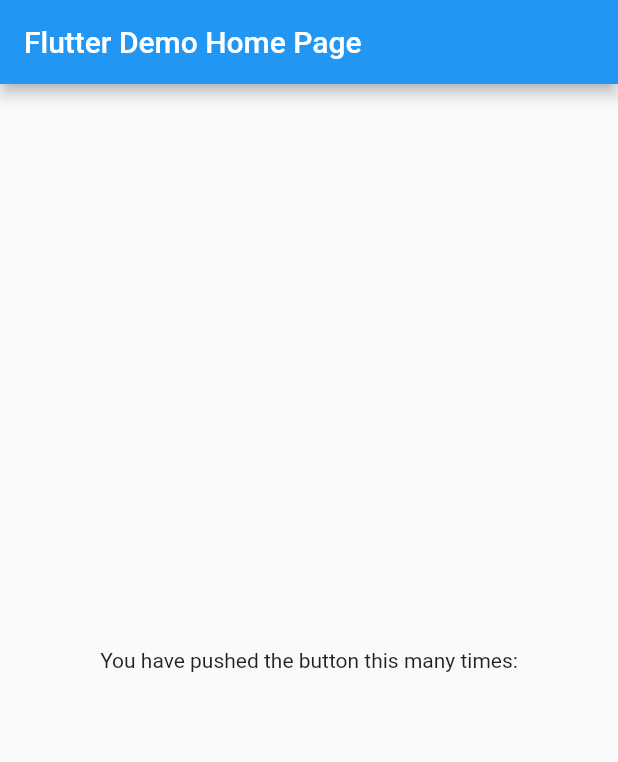
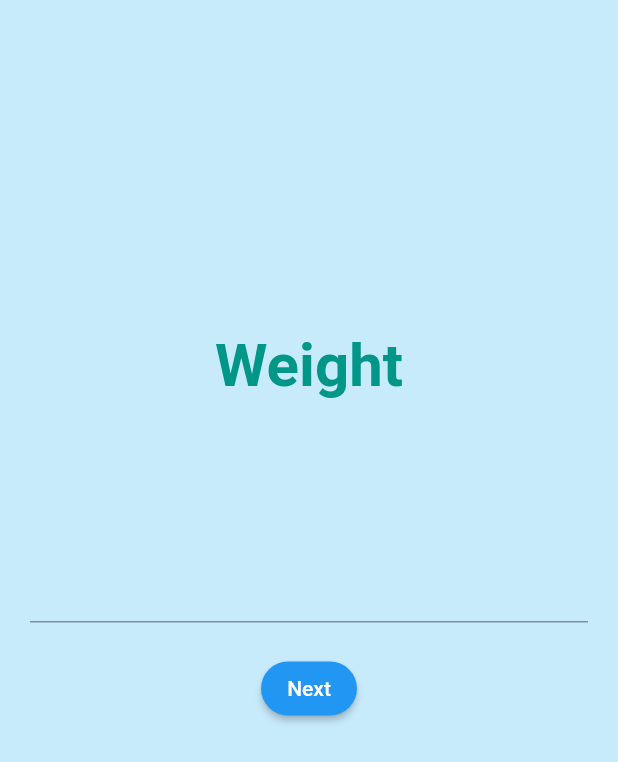
Before and after one commit to codewithumar/water_reminder_app, a Flutter app: the screen it shows after launch, on a phone screen of 412 x 824 dp. Shown: the top 762 px of the screen. Run offline on Flutter 3.47's test engine with Material 2 defaults, Android fonts, the phone set to English and light mode, and no system bars; our stand-ins replace cloud_firestore, firebase_auth, firebase_core, fluttertoast, shared_preferences; accounts and stored records are empty.

Commit message:
TVv6V17G

```diff
--- a/lib/main.dart
+++ b/lib/main.dart
@@ -1,8 +1,19 @@
+import 'package:firebase_core/firebase_core.dart';
 import 'package:flutter/material.dart';
+import 'package:shared_preferences/shared_preferences.dart';
 
-void main() {
+import 'package:water_reminder_app/screens/splash.dart';
+
+int? isviewed;
+Future<void> main() async {
+  WidgetsFlutterBinding.ensureInitialized();
+  await Firebase.initializeApp();
+  SharedPreferences prefs = await SharedPreferences.getInstance();
+  isviewed = prefs.getInt('onBoard');
   runApp(const MyApp());
 }
+
+bool newuser = true;
 
 class MyApp extends StatelessWidget {
   const MyApp({Key? key}) : super(key: key);
@@ -10,41 +21,11 @@
   @override
   Widget build(BuildContext context) {
     return MaterialApp(
-      title: 'Flutter Demo',
+      debugShowCheckedModeBanner: false,
       theme: ThemeData(
         primarySwatch: Colors.blue,
       ),
-      home: const MyHomePage(title: 'Flutter Demo Home Page'),
+      home: const SplashScreen(),
     );
   }
 }
-
-class MyHomePage extends StatefulWidget {
-  const MyHomePage({Key? key, required this.title}) : super(key: key);
-
-  final String title;
-
-  @override
-  State<MyHomePage> createState() => _MyHomePageState();
-}
-
-class _MyHomePageState extends State<MyHomePage> {
-  @override
-  Widget build(BuildContext context) {
-    return Scaffold(
-      appBar: AppBar(
-        title: Text(widget.title),
-      ),
-      body: Center(
-        child: Column(
-          mainAxisAlignment: MainAxisAlignment.center,
-          children: const <Widget>[
-            Text(
-              'You have pushed the button this many times:',
-            ),
-          ],
-        ),
-      ),
-    );
-  }
-}
--- /dev/null
+++ b/lib/screens/weight_onboarding_1.dart
@@ -0,0 +1,85 @@
+import 'package:flutter/material.dart';
+
+import 'package:water_reminder_app/screens/gender_onboarding_2.dart';
+
+class WeightOnBoarding extends StatefulWidget {
+  const WeightOnBoarding({Key? key}) : super(key: key);
+  @override
+  State<WeightOnBoarding> createState() => _WeightOnBoardingState();
+}
+
+class _WeightOnBoardingState extends State<WeightOnBoarding> {
+  TextEditingController weightcontroller = TextEditingController();
+  String weight = '';
+  final _formkey = GlobalKey<FormState>();
+  @override
+  Widget build(BuildContext context) {
+    return Scaffold(
+      body: Form(
+        key: _formkey,
+        child: Container(
+          decoration: const BoxDecoration(
+            color: Color.fromARGB(255, 200, 235, 252),
+          ),
+          padding: const EdgeInsets.all(20),
+          child: Center(
+            child: Column(
+              // crossAxisAlignment: CrossAxisAlignment.start,
+              mainAxisAlignment: MainAxisAlignment.start,
+              children: [
+                const SizedBox(height: 200),
+                const Text(
+                  'Weight',
+                  textAlign: TextAlign.center,
+                  style: TextStyle(
+                      fontSize: 40,
+                      fontWeight: FontWeight.bold,
+                      color: Colors.teal),
+                ),
+                const SizedBox(height: 100),
+                TextFormField(
+                    validator: (value) {
+                      if (value == null || value.isEmpty) {
+                        return 'Please enter some Weight';
+                      } else if (int.parse(value) == 0) {
+                        return 'Please enter a valid Weight';
+                      }
+
+                      return null;
+                    },
+                    controller: weightcontroller,
+                    keyboardType: TextInputType.number,
+                    decoration: const InputDecoration(
+                        suffixText: 'kG',
+                        suffixStyle: TextStyle(color: Colors.black))),
+                const SizedBox(
+                  height: 20,
+                ),
+                ElevatedButton(
+                    style: ButtonStyle(
+                      shape: MaterialStateProperty.all<RoundedRectangleBorder>(
+                        RoundedRectangleBorder(
+                          borderRadius: BorderRadius.circular(18.0),
+                        ),
+                      ),
+                    ),
+                    onPressed: () {
+                      weight = weightcontroller.text.toString();
+                      if (_formkey.currentState!.validate()) {
+                        Navigator.pushAndRemoveUntil(
+                            context,
+                            MaterialPageRoute(
+                                builder: (contaxt) =>
+                                    GenderOnBoarding(weight: weight)),
+                            (route) => false);
+                      }
+                    },
+                    child: const Text('Next'))
+              ],
+            ),
+          ),
+        ),
+      ),
+    );
+  }
+}
```
Also changed, not shown: lib/models/data.dart (added, +27 -0 lines), lib/screens/datetime_onboarding3.dart (added, +146 -0 lines), lib/screens/gender_onboarding_2.dart (added, +88 -0 lines), lib/screens/home.dart (added, +14 -0 lines), lib/screens/mainscreen.dart (added, +67 -0 lines), lib/screens/setting.dart (added, +95 -0 lines), lib/screens/splash.dart (+48 -0 lines), pubspec.yaml (+8 -0 lines), lib/screens/home_screen.dart (deleted), pubspec.lock, 6 other files.
